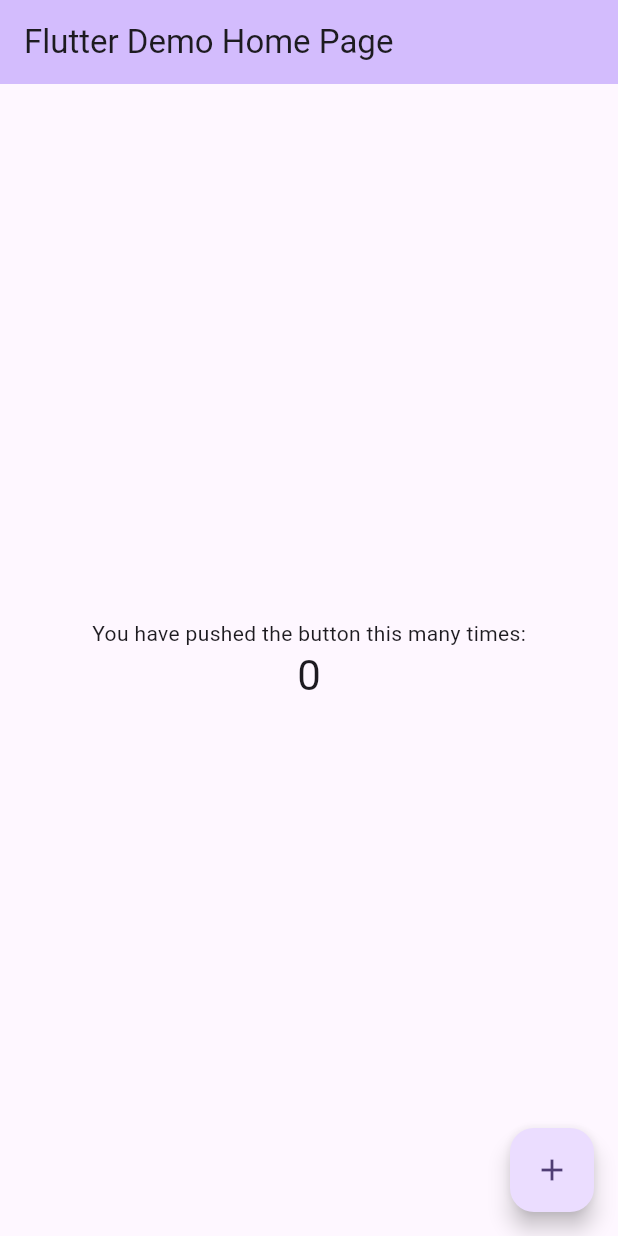
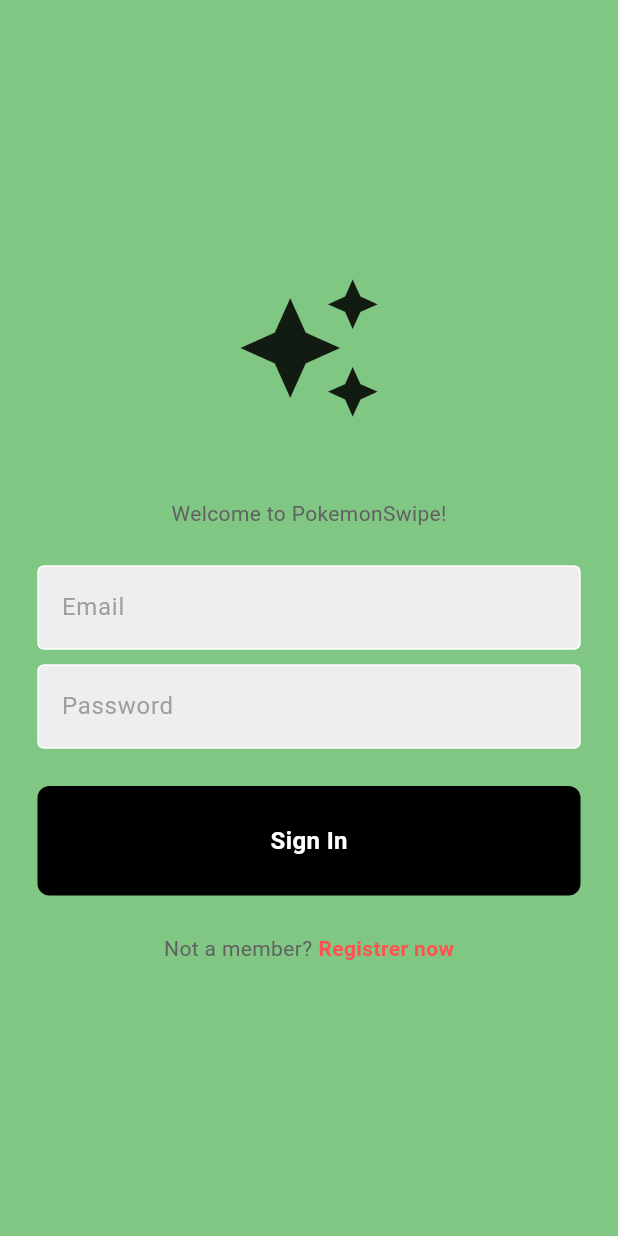
Before and after one commit to fredrikkri/pokemon_WepApp, a Flutter app: the screen it shows after launch, on a phone screen of 412 x 824 dp. Run offline on Flutter 3.47's test engine with Material 3 defaults, Android fonts, the phone set to English and light mode, and no system bars; our stand-ins replace firebase_core; accounts and stored records are empty.

Commit message:
laget linnhold til login og registrer. Også begynt på firebase oppsett

```diff
--- /dev/null
+++ b/pokemon_webapp/lib/auth/login_or_register.dart
@@ -0,0 +1,31 @@
+import 'package:flutter/material.dart';
+import 'package:pokemon_webapp/pages/login_page.dart';
+import 'package:pokemon_webapp/pages/register_page.dart';
+
+class LoginOrRegister extends StatefulWidget {
+  const LoginOrRegister({super.key});
+
+  @override
+  State<LoginOrRegister> createState() => _LoginOrRegisterState();
+}
+
+class _LoginOrRegisterState extends State<LoginOrRegister> {
+// bool-value for showing the login page
+  bool showLoginPage = true;
+
+// toggle between login and register page
+  void togglePages() {
+    setState(() {
+      showLoginPage = !showLoginPage;
+    });
+  }
+
+  @override
+  Widget build(BuildContext context) {
+    if (showLoginPage) {
+      return LoginPage(onTap: togglePages);
+    } else {
+      return RegisterPage(onTap: togglePages);
+    }
+  }
+}
--- /dev/null
+++ b/pokemon_webapp/lib/components/button.dart
@@ -0,0 +1,28 @@
+import 'package:flutter/material.dart';
+
+class MyButton extends StatelessWidget {
+  final Function()? onTap;
+  final String text;
+  const MyButton({super.key, required this.onTap, required this.text});
+
+  @override
+  Widget build(BuildContext context) {
+    return Container(
+      padding: const EdgeInsets.all(25),
+      decoration: BoxDecoration(
+        color: Colors.black,
+        borderRadius: BorderRadius.circular(8),
+      ),
+      child: Center(
+        child: Text(
+          text,
+          style: const TextStyle(
+            color: Colors.white,
+            fontWeight: FontWeight.bold,
+            fontSize: 16,
+          ),
+        ),
+      ),
+    );
+  }
+}
--- /dev/null
+++ b/pokemon_webapp/lib/components/text_field.dart
@@ -0,0 +1,33 @@
+import 'package:flutter/material.dart';
+
+class MyTextField extends StatelessWidget {
+  final TextEditingController controller;
+  final String hintText;
+  final bool obscureText;
+
+  const MyTextField(
+      {super.key,
+      required this.controller,
+      required this.hintText,
+      required this.obscureText});
+
+  @override
+  Widget build(BuildContext context) {
+    return TextField(
+      controller: controller,
+      obscureText: obscureText,
+      decoration: InputDecoration(
+        enabledBorder: const OutlineInputBorder(
+          borderSide: BorderSide(color: Colors.white),
+        ),
+        focusedBorder: const OutlineInputBorder(
+          borderSide: BorderSide(color: Colors.white),
+        ),
+        fillColor: Colors.grey.shade200,
+        filled: true,
+        hintText: hintText,
+        hintStyle: TextStyle(color: Colors.grey[500]),
+      ),
+    );
+  }
+}
--- a/pokemon_webapp/lib/main.dart
+++ b/pokemon_webapp/lib/main.dart
@@ -1,6 +1,19 @@
 import 'package:flutter/material.dart';
+import 'package:pokemon_webapp/auth/login_or_register.dart';
+import 'package:firebase_core/firebase_core.dart';
 
-void main() {
+void main() async {
+  WidgetsFlutterBinding.ensureInitialized();
+  await Firebase.initializeApp(
+    options: FirebaseOptions(
+      apiKey: "AIzaSyCndRx1n18TA_7YVOxnSCPAHTc__eyD29g",
+      authDomain: "pokemonswipe.firebaseapp.com",
+      projectId: "pokemonswipe",
+      storageBucket: "pokemonswipe.appspot.com",
+      messagingSenderId: "442595098655",
+      appId: "1:442595098655:web:2dac6f0bbc5070d5a5552a",
+    ),
+  );
   runApp(const MyApp());
 }
 
@@ -9,60 +22,9 @@ class MyApp extends StatelessWidget {
 
   @override
   Widget build(BuildContext context) {
-    return MaterialApp(
-      title: 'Flutter Demo',
-      theme: ThemeData(
-        colorScheme: ColorScheme.fromSeed(seedColor: Colors.deepPurple),
-        useMaterial3: true,
-      ),
-      home: const MyHomePage(title: 'Flutter Demo Home Page'),
+    return const MaterialApp(
+      debugShowCheckedModeBanner: false,
+      home: LoginOrRegister(),
     );
   }
 }
-
-class MyHomePage extends StatefulWidget {
-  const MyHomePage({super.key, required this.title});
-  final String title;
-
-  @override
-  State<MyHomePage> createState() => _MyHomePageState();
-}
-
-class _MyHomePageState extends State<MyHomePage> {
-  int _counter = 0;
-
-  void _incrementCounter() {
-    setState(() {
-      _counter++;
-    });
-  }
-
-  @override
-  Widget build(BuildContext context) {
-    return Scaffold(
-      appBar: AppBar(
-        backgroundColor: Theme.of(context).colorScheme.inversePrimary,
-        title: Text(widget.title),
-      ),
-      body: Center(
-        child: Column(
-          mainAxisAlignment: MainAxisAlignment.center,
-          children: <Widget>[
-            const Text(
-              'You have pushed the button this many times:',
-            ),
-            Text(
-              '$_counter',
-              style: Theme.of(context).textTheme.headlineMedium,
-            ),
-          ],
-        ),
-      ),
-      floatingActionButton: FloatingActionButton(
-        onPressed: _incrementCounter,
-        tooltip: 'Increment',
-        child: const Icon(Icons.add),
-      ),
-    );
-  }
-}
--- /dev/null
+++ b/pokemon_webapp/lib/pages/login_page.dart
@@ -0,0 +1,105 @@
+import 'package:flutter/material.dart';
+import 'package:pokemon_webapp/components/button.dart';
+import 'package:pokemon_webapp/components/text_field.dart';
+
+class LoginPage extends StatefulWidget {
+  final Function()? onTap;
+  const LoginPage({super.key, required this.onTap});
+
+  @override
+  State<LoginPage> createState() => _LoginPageState();
+}
+
+class _LoginPageState extends State<LoginPage> {
+  final emailTextController = TextEditingController();
+  final passwordTextController = TextEditingController();
+
+  @override
+  Widget build(BuildContext context) {
+    return Scaffold(
+      backgroundColor: Colors.green[300],
+      body: SafeArea(
+        child: Center(
+          child: Padding(
+            padding: const EdgeInsets.symmetric(horizontal: 25.0),
+            child: Column(
+              mainAxisAlignment: MainAxisAlignment.center,
+              children: [
+                //Logo
+                const Icon(
+                  Icons.auto_awesome_sharp,
+                  size: 100,
+                ),
+
+                const SizedBox(
+                  height: 50,
+                ),
+
+                // Welcome back message
+                Text(
+                  "Welcome to PokemonSwipe!",
+                  style: TextStyle(color: Colors.grey[700]),
+                ),
+
+                const SizedBox(
+                  height: 25,
+                ),
+
+                // email text field
+                MyTextField(
+                    controller: emailTextController,
+                    hintText: "Email",
+                    obscureText: false),
+
+                const SizedBox(
+                  height: 10,
+                ),
+
+                // password textfield
+                MyTextField(
+                    controller: passwordTextController,
+                    hintText: "Password",
+                    obscureText: true),
+
+                const SizedBox(
+                  height: 25,
+                ),
+
+                // sign in button
+                MyButton(onTap: () {}, text: "Sign In"),
+
+                const SizedBox(
+                  height: 25,
+                ),
+
+                // go to registrer page
+                Row(
+                  mainAxisAlignment: MainAxisAlignment.center,
+                  children: [
+                    Text(
+                      "Not a member?",
+                      style: TextStyle(color: Colors.grey[700]),
+                    ),
+                    const SizedBox(
+                      width: 4,
+                    ),
+                    GestureDetector(
+                      onTap: widget.onTap,
+                      child: const Text(
+                        "Registrer now",
+                        style: TextStyle(
+                          fontWeight: FontWeight.bold,
+                          color: Colors.redAccent,
+                        ),
+                      ),
+                    ),
+                  ],
+                ),
+              ],
+            ),
+          ),
+        ),
+      ),
+    );
+  }
+}
```
Also changed, not shown: pokemon_webapp/lib/pages/register_page.dart (added, +115 -0 lines), pokemon_webapp/lib/types/pokemon.dart (added, +11 -0 lines), pokemon_webapp/pubspec.yaml (+4 -14 lines).
